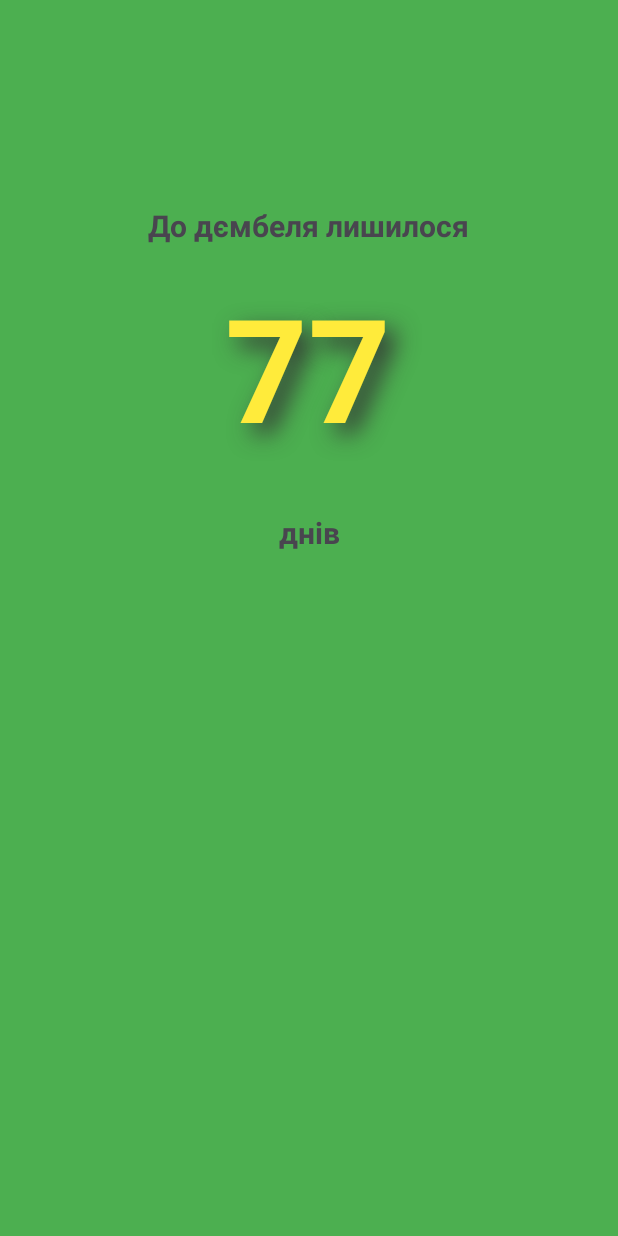
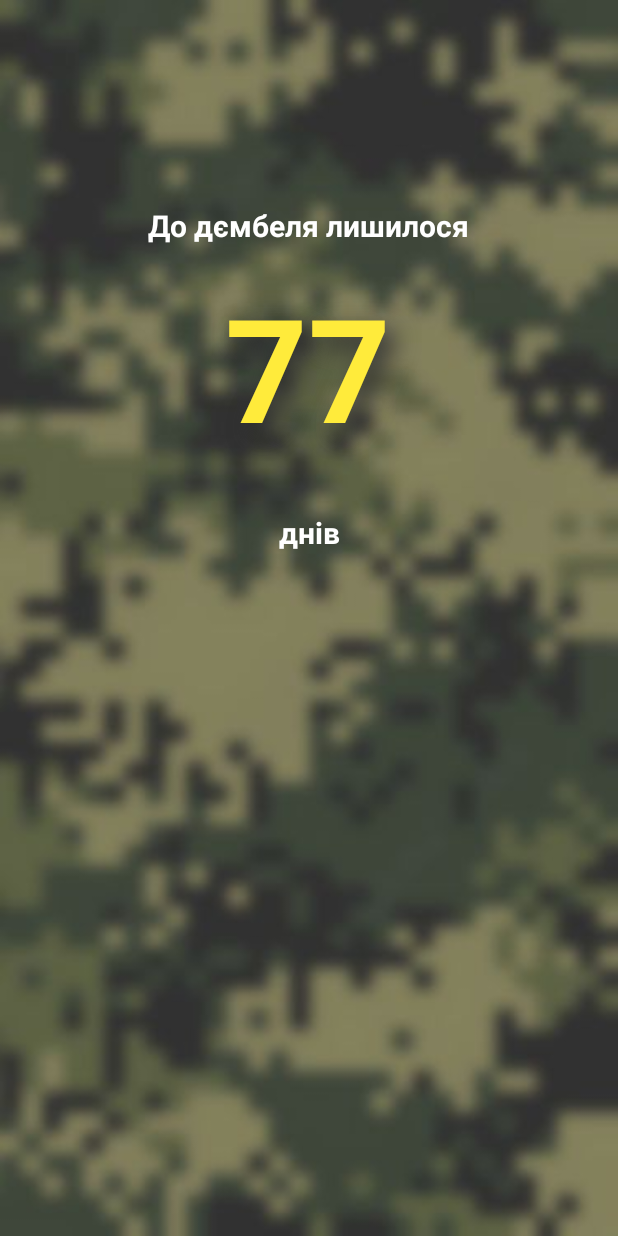
Before and after one commit to volodymyrdmytrenko/Dembel, an Android app: the screen it shows after launch (MainActivity), on a phone screen of 412 x 824 dp. Run offline under Robolectric (Android 15) with nearby library versions, the phone set to English and light mode, and no system bars.

Commit message:
pixel background add

```diff
--- a/app/src/main/res/layout/activity_main.xml
+++ b/app/src/main/res/layout/activity_main.xml
@@ -5,8 +5,8 @@
     android:id="@+id/main"
     android:layout_width="match_parent"
     android:layout_height="match_parent"
-    android:background="@color/mili"
-    tools:context=".MainActivity">
+    tools:context=".MainActivity"
+    android:background="@drawable/bgackground">
 
     <TextView
         android:id="@+id/daysView"
@@ -34,6 +34,7 @@
         android:layout_marginBottom="16dp"
         android:text="@string/zalyshok"
         android:textAlignment="center"
+        android:textColor="@color/white"
         android:textSize="20sp"
         android:textStyle="bold"
         app:layout_constraintBottom_toTopOf="@+id/daysView"
@@ -48,6 +49,7 @@
         android:layout_marginTop="16dp"
         android:text="@string/dniv"
         android:textAlignment="center"
+        android:textColor="@color/white"
         android:textSize="20sp"
         android:textStyle="bold"
         app:layout_constraintEnd_toEndOf="parent"
```
Also changed, not shown: app/src/main/res/drawable/bg.webp (added), app/src/main/res/drawable/bgackground.jpg (added).
